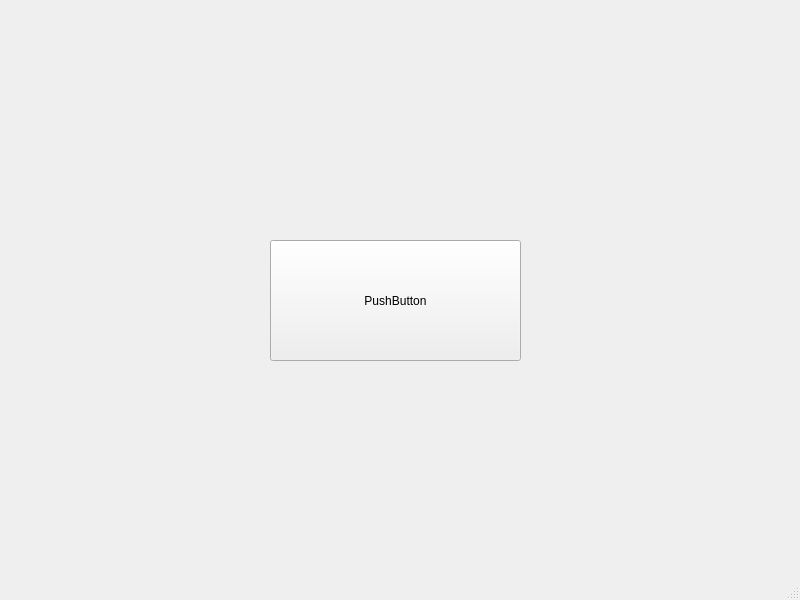
Above: 2_Proj/client/mainwindow.ui from sitakerchen/MultiStereo before the change. Below: the same form after it.
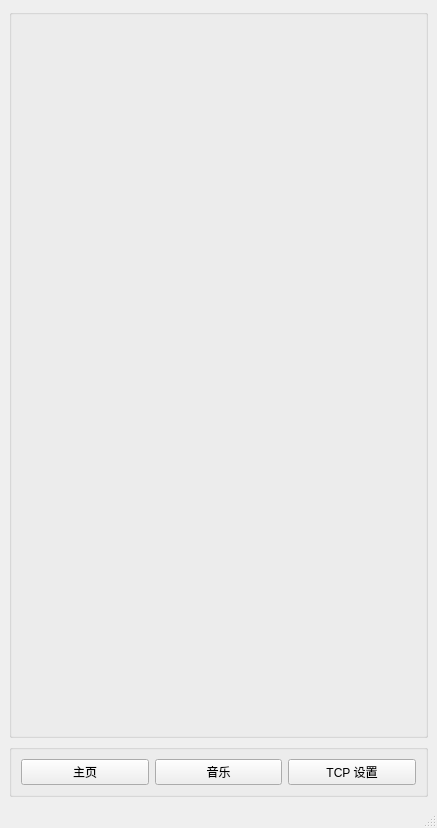
That is the form after the change.

What changed in the file:
```diff
--- a/2_Proj/client/mainwindow.ui
+++ b/2_Proj/client/mainwindow.ui
@@ -6,27 +6,81 @@
    <rect>
     <x>0</x>
     <y>0</y>
-    <width>800</width>
-    <height>600</height>
+    <width>437</width>
+    <height>828</height>
    </rect>
   </property>
   <property name="windowTitle">
    <string>MainWindow</string>
   </property>
   <widget class="QWidget" name="centralwidget">
-   <widget class="QPushButton" name="pushButton">
-    <property name="geometry">
-     <rect>
-      <x>270</x>
-      <y>240</y>
-      <width>251</width>
-      <height>121</height>
-     </rect>
-    </property>
-    <property name="text">
-     <string>PushButton</string>
-    </property>
-   </widget>
+   <layout class="QVBoxLayout" name="verticalLayout" stretch="5,0">
+    <item>
+     <widget class="QGroupBox" name="groupBox_dispaly">
+      <property name="title">
+       <string/>
+      </property>
+     </widget>
+    </item>
+    <item>
+     <widget class="QGroupBox" name="groupBox_switch">
+      <property name="title">
+       <string/>
+      </property>
+      <layout class="QGridLayout" name="gridLayout">
+       <item row="0" column="0">
+        <layout class="QHBoxLayout" name="horizontalLayout">
+         <property name="sizeConstraint">
+          <enum>QLayout::SetDefaultConstraint</enum>
+         </property>
+         <property name="topMargin">
+          <number>0</number>
+         </property>
+         <item>
+          <widget class="QPushButton" name="pushButton_main">
+           <property name="sizePolicy">
+            <sizepolicy hsizetype="Minimum" vsizetype="Preferred">
+             <horstretch>0</horstretch>
+             <verstretch>0</verstretch>
+            </sizepolicy>
+           </property>
+           <property name="text">
+            <string>主页</string>
+           </property>
+          </widget>
+         </item>
+         <item>
+          <widget class="QPushButton" name="pushButton_music">
+           <property name="sizePolicy">
+            <sizepolicy hsizetype="Minimum" vsizetype="Preferred">
+             <horstretch>0</horstretch>
+             <verstretch>0</verstretch>
+            </sizepolicy>
+           </property>
+           <property name="text">
+            <string>音乐</string>
+           </property>
+          </widget>
+         </item>
+         <item>
+          <widget class="QPushButton" name="pushButton_tcpSetting">
+           <property name="sizePolicy">
+            <sizepolicy hsizetype="Minimum" vsizetype="Preferred">
+             <horstretch>0</horstretch>
+             <verstretch>0</verstretch>
+            </sizepolicy>
+           </property>
+           <property name="text">
+            <string>TCP 设置</string>
+           </property>
+          </widget>
+         </item>
+        </layout>
+       </item>
+      </layout>
+     </widget>
+    </item>
+   </layout>
   </widget>
   <widget class="QMenuBar" name="menubar">
    <property name="geometry">
```
Left out of the diff: 4 changed lines with no effect on the pictures.
